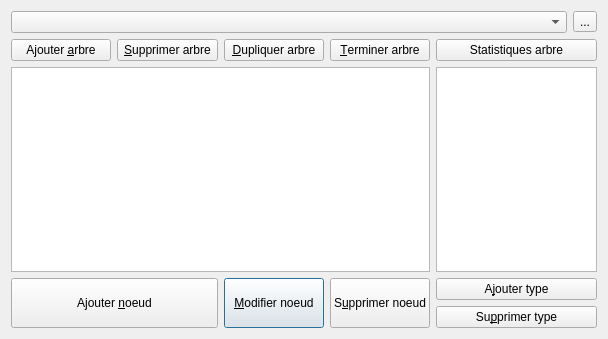
Qt form dialogedittree.ui (GiPiLab/ProtonClassicSuite) before a commit.
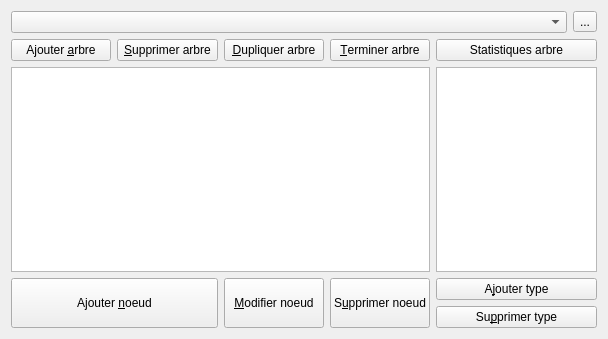
The same form after that commit.

```diff
--- a/dialogedittree.ui
+++ b/dialogedittree.ui
@@ -1,7 +1,7 @@
 <?xml version="1.0" encoding="UTF-8"?>
 <ui version="4.0">
  <class>DialogEditTree</class>
- <widget class="QDialog" name="DialogEditTree">
+ <widget class="QWidget" name="DialogEditTree">
   <property name="geometry">
    <rect>
     <x>0</x>
```
